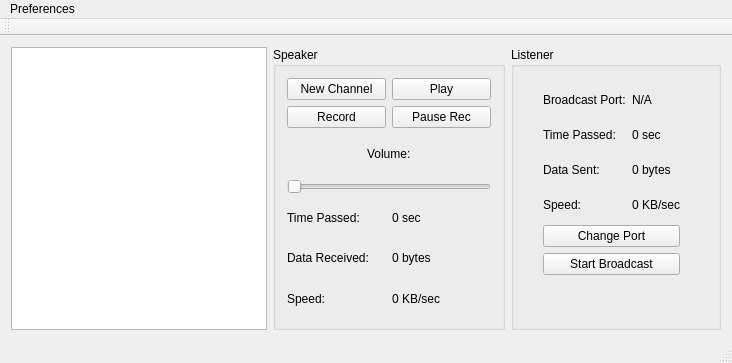
Qt form Translator/gui.ui (Ernyoke/Allamvizsga) before a commit.
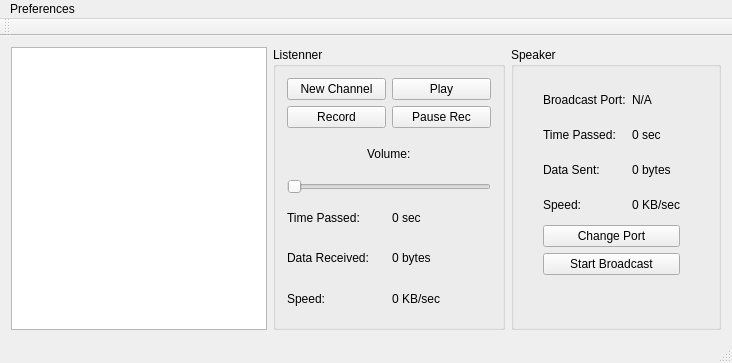
The same form after that commit.

Diff of the .ui file:
```diff
--- a/Translator/gui.ui
+++ b/Translator/gui.ui
@@ -30,7 +30,7 @@
        </sizepolicy>
       </property>
       <property name="title">
-       <string>Speaker</string>
+       <string>Listenner</string>
       </property>
       <layout class="QGridLayout" name="gridLayout_5">
        <item row="0" column="0">
@@ -170,7 +170,7 @@
        </sizepolicy>
       </property>
       <property name="title">
-       <string>Listener</string>
+       <string>Speaker</string>
       </property>
       <layout class="QGridLayout" name="gridLayout_4">
        <item row="0" column="0">
```
